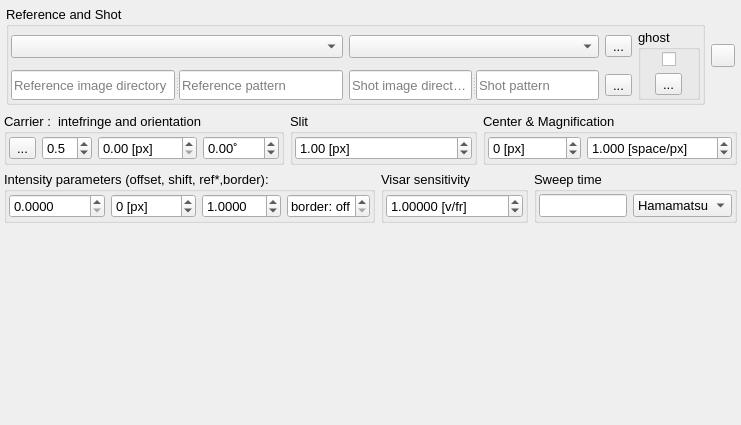
This is plugins/Visar/VisarSettings.ui in NeutrinoToolkit/Neutrino as Qt 5 draws it before an edit. The edited form follows.
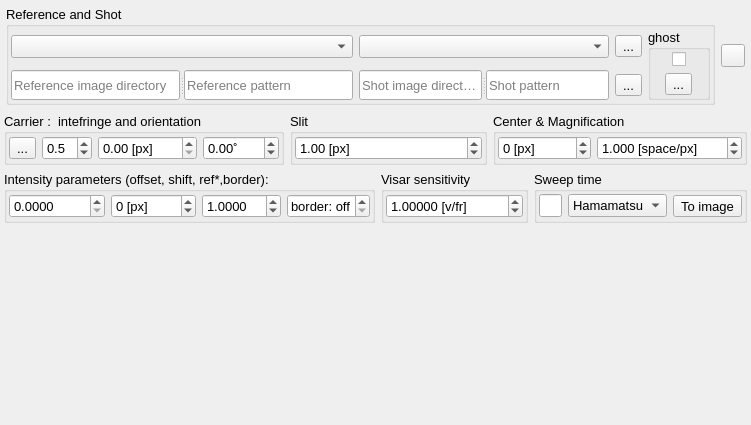
This is the edited form. Icons and pictures are not drawn. Custom widgets are drawn as their Qt base class.

Commit message: Visar can set image time and space scales

The edit to the form file:
```diff
--- a/plugins/Visar/VisarSettings.ui
+++ b/plugins/Visar/VisarSettings.ui
@@ -721,7 +721,7 @@
         <property name="title">
          <string>Sweep time</string>
         </property>
-        <layout class="QHBoxLayout" name="horizontalLayout_11" stretch="1,0">
+        <layout class="QHBoxLayout" name="horizontalLayout_11" stretch="1,0,0">
          <property name="leftMargin">
           <number>2</number>
          </property>
@@ -766,6 +766,21 @@
            </item>
           </widget>
          </item>
+         <item>
+          <widget class="QToolButton" name="sweepToImage">
+           <property name="font">
+            <font>
+             <pointsize>10</pointsize>
+            </font>
+           </property>
+           <property name="toolTip">
+            <string>The sweep, the time zero and the offset (Velocity tab) as the time axis of the reference and shot images: the rulers, the mouse and the lineouts show the time</string>
+           </property>
+           <property name="text">
+            <string>To image</string>
+           </property>
+          </widget>
+         </item>
         </layout>
        </widget>
       </item>
```
The commit also changes 7 other files.
